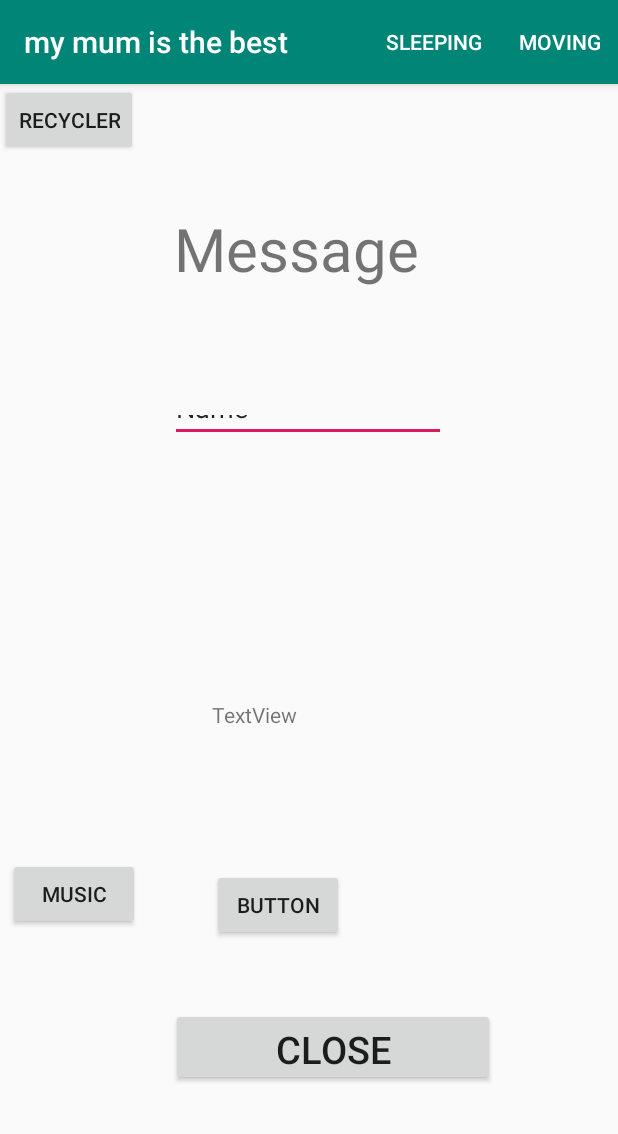
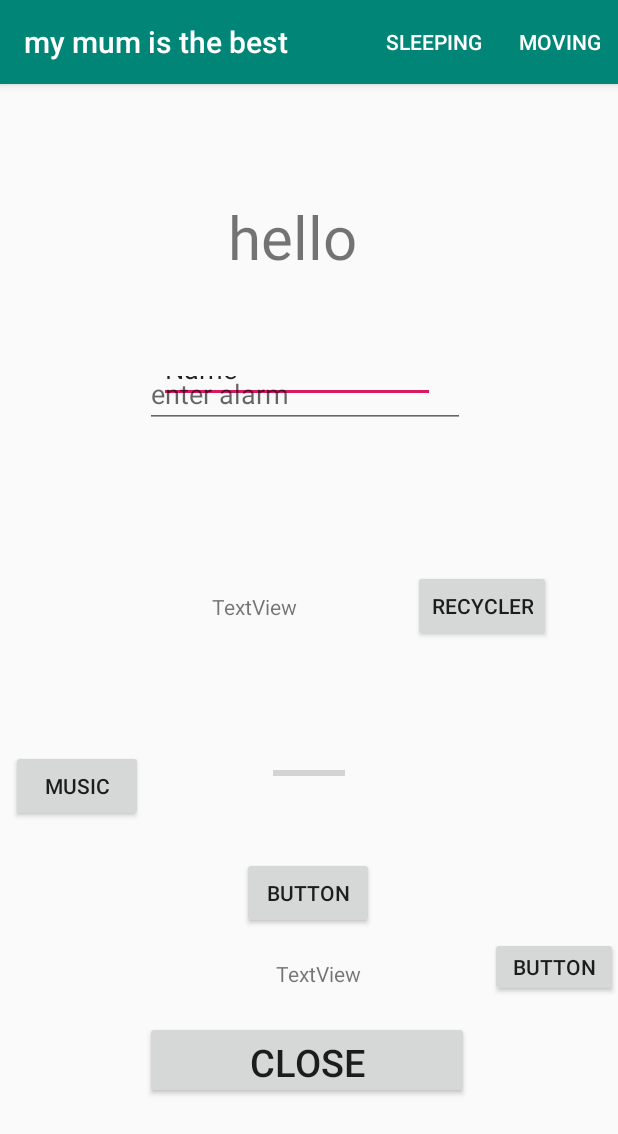
Before and after one commit to Esthermary/Mary, an Android app: the screen it shows after launch (MainActivity), after a tap on "MOVING", on a phone screen of 412 x 824 dp. Shown: the top 1134 px of the screen. Run offline under Robolectric (Android 15) with nearby library versions, the phone set to English and light mode, and no system bars.

Commit message:
Hello Esther Mary Kisakye

```diff
--- a/app/src/main/java/com/example/esther/MainActivity.java
+++ b/app/src/main/java/com/example/esther/MainActivity.java
@@ -1,22 +1,46 @@
 package com.example.esther;
 
+import androidx.annotation.NonNull;
 import androidx.appcompat.app.AppCompatActivity;
 
+import android.app.AlarmManager;
+import android.app.PendingIntent;
+import android.content.BroadcastReceiver;
+import android.content.Context;
 import android.content.Intent;
+import android.content.IntentFilter;
+import android.net.Uri;
 import android.os.Bundle;
 import android.view.Menu;
 import android.view.MenuInflater;
+import android.view.MenuItem;
 import android.view.View;
 import android.widget.Button;
 import android.widget.EditText;
+import android.widget.ProgressBar;
+import android.widget.TextView;
 import android.widget.Toast;
 
 public class MainActivity extends AppCompatActivity {
+    BroadcastReceiver r=new BroadcastReceiver() {
+
+        @Override
+        public void onReceive(Context context, Intent intent) {
+            int y = intent.getIntExtra("level", 0);
+            ProgressBar bar = (ProgressBar) findViewById(R.id.progressBar);
+            bar.setProgress(y);
+            TextView textView = (TextView) findViewById(R.id.textView2);
+            textView.setText("battery level displayed" + Integer.toString(y) + "%");
+
+        }
+    };
 
     @Override
     protected void onCreate(Bundle savedInstanceState) {
         super.onCreate(savedInstanceState);
         setContentView(R.layout.activity_main);
+        registerReceiver(r,new IntentFilter(Intent.ACTION_BATTERY_CHANGED));
+
         Button mus=(Button)findViewById(R.id.button);
         mus.setOnClickListener(new View.OnClickListener() {
             @Override
@@ -44,4 +68,58 @@ public class MainActivity extends AppCompatActivity {
            return true;
         }
 
+    @Override
+    public boolean onOptionsItemSelected(@NonNull MenuItem item) {
+        switch (item.getItemId()) {
+            case R.id.evelyn:
+                // startActivity(new Intent(this,menusal.class));
+                Intent intent = new Intent(Intent.ACTION_DIAL);
+                intent.setData(Uri.parse("tel:0781129716"));
+                // if (ActivityCompat.checkSelfPermission(MainActivity.this,
+                //  Manifest.permission.CALL_PHONE) != PackageManager.PERMISSION_GRANTED) {
+                startActivity(intent);
+                return true;
+            //}
+
+
+
+
+            case R.id.elijah:
+                // startActivity(new Intent(this,menu2.class));
+                Intent intent2 = new Intent(Intent.ACTION_SEND);
+                intent2.setData(Uri.parse("mailto:"));
+                String to[] = {"elinahnabasitu@gmail.com", "emary3583@gmail.com", "birungitricia1@gmail.com"};
+                intent2.putExtra(Intent.EXTRA_EMAIL, to);
+                intent2.putExtra(Intent.EXTRA_SUBJECT, "this is cool read this");
+                intent2.putExtra(Intent.EXTRA_TEXT, "this group is cool");
+                intent2.setType("message/rfc822");
+                startActivity(intent2);
+                return true;
+
+
+            default:
+
+                return super.onContextItemSelected(item);
+        }
     }
+
+    public void alarm(View view) {
+        EditText e = (EditText) findViewById(R.id.editText);
+        //int t = Integer.parseInt (String.valueOf(e));
+        int b =Integer.parseInt(e.getText().toString());
+
+        //Create the intent and call your receiver explicit intent
+        Intent intent= new Intent(getApplicationContext(),MyReceiver.class);
+        PendingIntent pendingIntent;
+        //creating the pending intent
+        //PendingIntent =PendingIntent.getBroadcast(this.getApplicationContext(),0,intent,0);
+        //calling the alarm manager class to use the alarm also accessing the system service method to access services provided by
+        // the android system
+        pendingIntent=PendingIntent.getBroadcast(this.getApplicationContext(),0,intent,0);
+        AlarmManager alarmManager=(AlarmManager)getSystemService(ALARM_SERVICE);
+        //setting the alarm time
+        alarmManager.set(AlarmManager.RTC_WAKEUP,System.currentTimeMillis() + (b* 1000),pendingIntent);
+        //make toast using a class Toast
+        Toast.makeText(this,"Alarm set in"+ b +"seconds",Toast.LENGTH_LONG).show();
+    }
+}
--- a/app/src/main/res/layout/activity_main.xml
+++ b/app/src/main/res/layout/activity_main.xml
@@ -3,16 +3,16 @@
     xmlns:app="http://schemas.android.com/apk/res-auto"
     xmlns:tools="http://schemas.android.com/tools"
     android:layout_width="match_parent"
-    android:layout_height="match_parent"
+    android:layout_height="wrap_content"
     tools:context=".MainActivity">
 
     <TextView
+        android:id="@+id/messageTextView"
         android:layout_width="wrap_content"
         android:layout_height="wrap_content"
-        android:text="Message"
-        android:id="@+id/messageTextView"
+        android:text="hello"
+        android:textAlignment="center"
         android:textSize="40dp"
-        android:textAlignment="center"
         app:layout_constraintBottom_toBottomOf="parent"
         app:layout_constraintHorizontal_bias="0.467"
         app:layout_constraintLeft_toLeftOf="parent"
@@ -31,24 +31,24 @@
         android:text="Name"
         app:layout_constraintBottom_toTopOf="@+id/textView"
         app:layout_constraintEnd_toEndOf="parent"
-        app:layout_constraintHorizontal_bias="0.497"
+        app:layout_constraintHorizontal_bias="0.466"
         app:layout_constraintStart_toStartOf="parent"
         app:layout_constraintTop_toBottomOf="@+id/messageTextView"
-        app:layout_constraintVertical_bias="0.28" />
+        app:layout_constraintVertical_bias="0.487" />
 
     <Button
         android:id="@+id/closeButton"
         android:layout_width="216dp"
         android:layout_height="52dp"
-        android:layout_marginStart="112dp"
-        android:layout_marginBottom="100dp"
-        android:onClick="sendMessage"
+        android:onClick="alarm"
         android:text="Close"
         android:textSize="25dp"
         app:layout_constraintBottom_toBottomOf="parent"
         app:layout_constraintEnd_toEndOf="parent"
-        app:layout_constraintHorizontal_bias="0.024"
-        app:layout_constraintStart_toStartOf="parent" />
+        app:layout_constraintHorizontal_bias="0.492"
+        app:layout_constraintStart_toStartOf="parent"
+        app:layout_constraintTop_toTopOf="parent"
+        app:layout_constraintVertical_bias="0.97" />
 
     <Button
         android:id="@+id/button2"
@@ -57,10 +57,10 @@
         android:text="Button"
         app:layout_constraintBottom_toTopOf="@+id/closeButton"
         app:layout_constraintEnd_toEndOf="parent"
-        app:layout_constraintHorizontal_bias="0.436"
+        app:layout_constraintHorizontal_bias="0.498"
         app:layout_constraintStart_toStartOf="parent"
         app:layout_constraintTop_toBottomOf="@+id/textView"
-        app:layout_constraintVertical_bias="0.661" />
+        app:layout_constraintVertical_bias="0.712" />
 
     <TextView
         android:id="@+id/textView"
@@ -75,11 +75,14 @@
 
 
     <Button
+        android:id="@+id/button4"
         android:layout_width="wrap_content"
         android:layout_height="wrap_content"
         android:text="recycler"
-        tools:layout_editor_absoluteX="260dp"
-        tools:layout_editor_absoluteY="365dp"/>
+        app:layout_constraintBottom_toBottomOf="parent"
+        app:layout_constraintEnd_toEndOf="parent"
+        app:layout_constraintStart_toEndOf="@+id/progressBar"
+        app:layout_constraintTop_toTopOf="parent" />
 
     <Button
         android:id="@+id/button"
@@ -94,5 +97,48 @@
         app:layout_constraintTop_toTopOf="parent"
         app:layout_constraintVertical_bias="1.0" />
 
+    <ProgressBar
+        android:id="@+id/progressBar"
+        style="?android:attr/progressBarStyleHorizontal"
+        android:layout_width="wrap_content"
+        android:layout_height="wrap_content"
+        android:layout_marginBottom="48dp"
+        app:layout_constraintBottom_toTopOf="@+id/button2"
+        app:layout_constraintEnd_toEndOf="parent"
+        app:layout_constraintStart_toStartOf="parent" />
+
+    <Button
+        android:id="@+id/button3"
+        android:layout_width="85dp"
+        android:layout_height="40dp"
+        android:text="Button"
+        app:layout_constraintBottom_toBottomOf="parent"
+        app:layout_constraintEnd_toEndOf="parent"
+        app:layout_constraintTop_toBottomOf="@+id/button4"
+        app:layout_constraintVertical_bias="0.694" />
+
+    <EditText
+        android:id="@+id/editText"
+        android:layout_width="wrap_content"
+        android:layout_height="wrap_content"
+        android:layout_marginTop="184dp"
+        android:ems="10"
+        android:inputType="textPersonName"
+        android:hint="enter alarm"
+        app:layout_constraintStart_toStartOf="@+id/closeButton"
+        app:layout_constraintTop_toTopOf="parent" />
+
+    <TextView
+        android:id="@+id/textView2"
+        android:layout_width="wrap_content"
+        android:layout_height="wrap_content"
+        android:text="TextView"
+        app:layout_constraintBottom_toBottomOf="parent"
+        app:layout_constraintEnd_toEndOf="parent"
+        app:layout_constraintHorizontal_bias="0.517"
+        app:layout_constraintStart_toStartOf="parent"
+        app:layout_constraintTop_toBottomOf="@+id/button"
+        app:layout_constraintVertical_bias="0.494" />
+
 
 </androidx.constraintlayout.widget.ConstraintLayout>
--- a/app/src/main/res/layout/yogurt_layout.xml
+++ b/app/src/main/res/layout/yogurt_layout.xml
@@ -11,6 +11,6 @@
         android:padding="10dp"
         android:id="@+id/yogurtName"
         android:textColor="#000"
-        android:text="jluyfghgkhgdfxcvgkgufyjdghfx"/>
+        android:text="mum i love you"/>
 
 </LinearLayout>
```
Also changed, not shown: app/src/main/AndroidManifest.xml (+10 -8 lines), app/src/main/java/com/example/esther/MyReceiver.java (added, +24 -0 lines).
